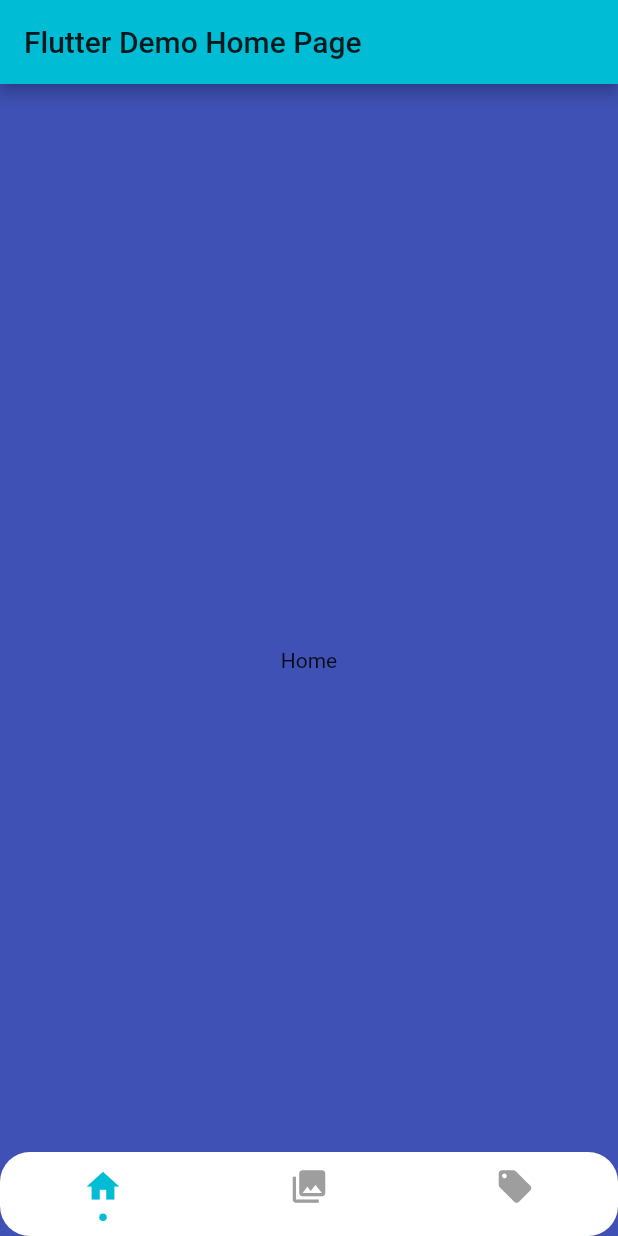
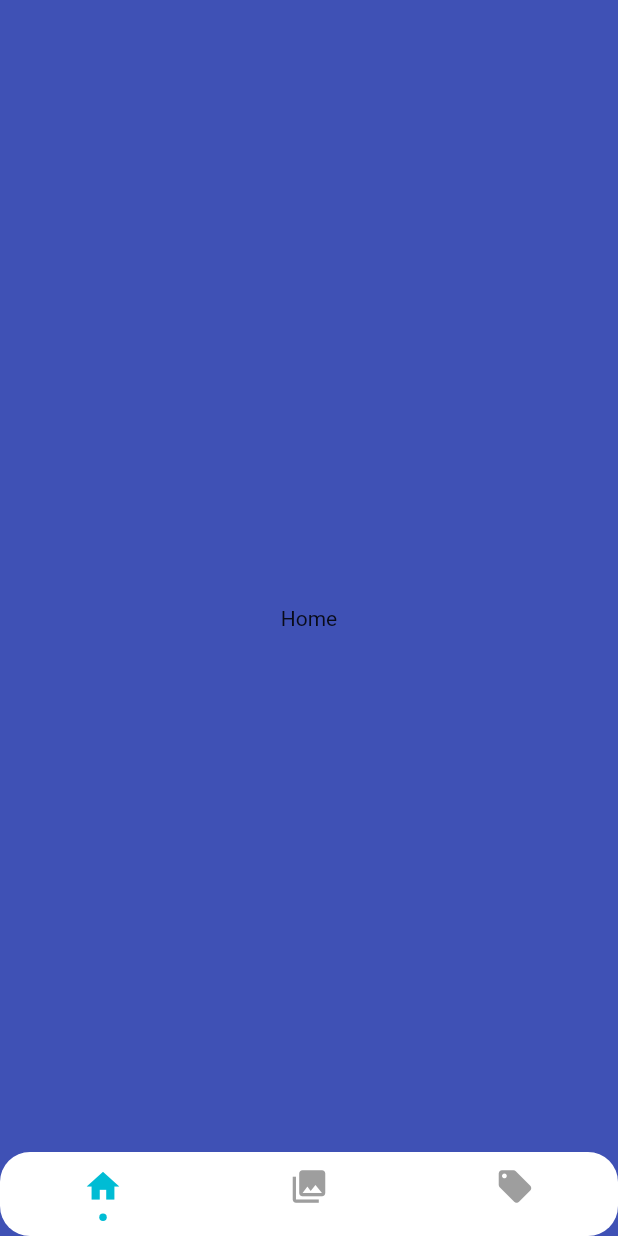
Before and after one commit to Darrekt/sail-mobile, a Flutter app: the screen it shows after launch, on a phone screen of 412 x 824 dp. Run offline on Flutter 3.47's test engine with Material 2 defaults, Android fonts, the phone set to English and light mode, and no system bars; drawn by our look-alikes of persistent_bottom_nav_bar.

Commit message:
Move files and remove AppBar

```diff
--- a/lib/main.dart
+++ b/lib/main.dart
@@ -1,8 +1,8 @@
 import 'package:flutter/material.dart';
 import 'package:persistent_bottom_nav_bar/persistent-tab-view.dart';
-import 'package:spark/AlbumScreen.dart';
-import 'package:spark/HomeScreen.dart';
-import 'package:spark/OffersScreen.dart';
+import 'package:spark/screens/AlbumScreen.dart';
+import 'package:spark/screens/HomeScreen.dart';
+import 'package:spark/screens/OffersScreen.dart';
 
 void main() {
   runApp(MyApp());
@@ -14,7 +14,7 @@ class MyApp extends StatelessWidget {
   @override
   Widget build(BuildContext context) {
     return MaterialApp(
-      title: 'Flutter Demo',
+      title: 'Spark',
       theme: ThemeData(
         // This is the theme of your application.
         //
@@ -27,13 +27,13 @@ class MyApp extends StatelessWidget {
         // is not restarted.
         primarySwatch: Colors.cyan,
       ),
-      home: MyHomePage(title: 'Flutter Demo Home Page'),
+      home: MyHomePage(),
     );
   }
 }
 
 class MyHomePage extends StatefulWidget {
-  MyHomePage({Key? key, required this.title}) : super(key: key);
+  MyHomePage({Key? key}) : super(key: key);
 
   // This widget is the home page of your application. It is stateful, meaning
   // that it has a State object (defined below) that contains fields that affect
@@ -43,8 +43,6 @@ class MyHomePage extends StatefulWidget {
   // case the title) provided by the parent (in this case the App widget) and
   // used by the build method of the State. Fields in a Widget subclass are
   // always marked "final".
-
-  final String title;
 
   @override
   _MyHomePageState createState() => _MyHomePageState();
@@ -97,7 +95,7 @@ class _MyHomePageState extends State<MyHomePage> {
       PersistentBottomNavBarItem(
         icon: Icon(Icons.local_offer),
         title: ("Offers"),
-        activeColorPrimary: Colors.teal,
+        activeColorPrimary: Colors.cyan,
         inactiveColorPrimary: Colors.grey,
         // routeAndNavigatorSettings: RouteAndNavigatorSettings(
         //   initialRoute: '/',
@@ -119,11 +117,6 @@ class _MyHomePageState extends State<MyHomePage> {
     // fast, so that you can just rebuild anything that needs updating rather
     // than having to individually change instances of widgets.
     return Scaffold(
-      appBar: AppBar(
-        // Here we take the value from the MyHomePage object that was created by
-        // the App.build method, and use it to set our appbar title.
-        title: Text(widget.title),
-      ),
       body: PersistentTabView(
         context,
         controller: _controller,
```
Also changed, not shown: lib/components/navigation/navbar.dart (added), lib/screens/AlbumScreen.dart (renamed from lib/AlbumScreen.dart), lib/screens/HomeScreen.dart (renamed from lib/HomeScreen.dart), lib/screens/OffersScreen.dart (renamed from lib/OffersScreen.dart).
